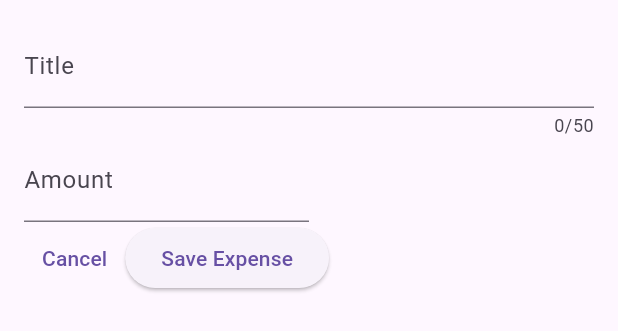
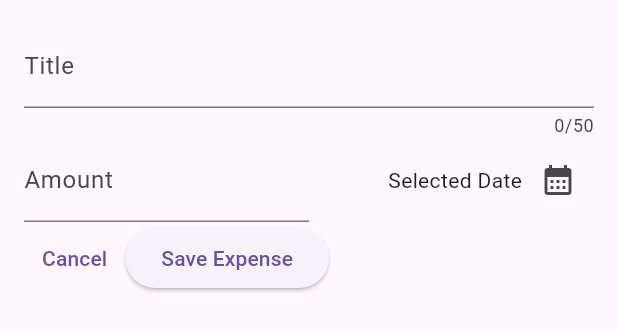
Before and after one commit to adogbeji/FlutterExpenseTrackerApp, a Flutter app: the NewExpense widget shown alone on an empty page, opened directly, on a phone screen of 412 x 824 dp. Shown: the top 331 px of the screen. Run offline on Flutter 3.47's test engine with Material 3 defaults, Android fonts, the phone set to English and light mode, and no system bars.

Commit message:
Add calendar icon to open date picker in NewExpense widget

```diff
--- a/lib/widgets/new_expense.dart
+++ b/lib/widgets/new_expense.dart
@@ -43,10 +43,20 @@ class _NewExpenseState extends State<NewExpense> {
                 ),
               ),
             ),
-            const SizedBox(height: 16,),
-            const Expanded(
+            const SizedBox(
+              height: 16,
+            ),
+            Expanded(
               child: Row(
-                children: [],
+                mainAxisAlignment: MainAxisAlignment.end,
+                crossAxisAlignment: CrossAxisAlignment.center,
+                children: [
+                  const Text('Selected Date'),
+                  IconButton(
+                    onPressed: () {},
+                    icon: const Icon(Icons.calendar_month),
+                  ),
+                ],
               ),
             ),
           ],
```
